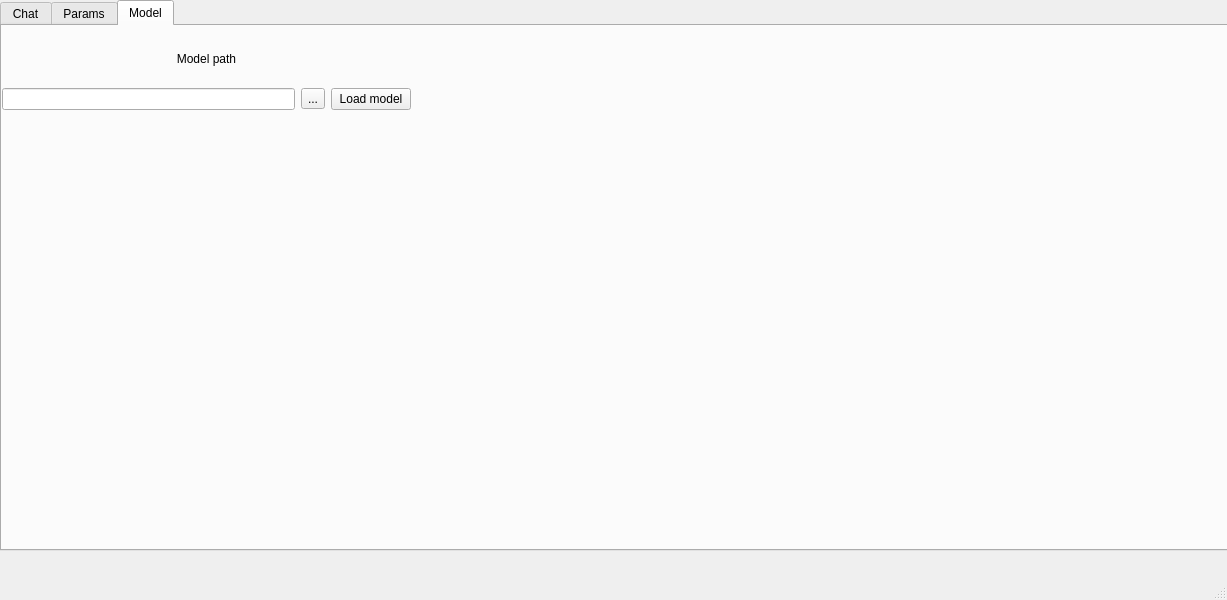
First picture: the form in src/ui/MainWindow.ui, repository NutritiousWheat/SimpleLlamaGUI, before the edit.
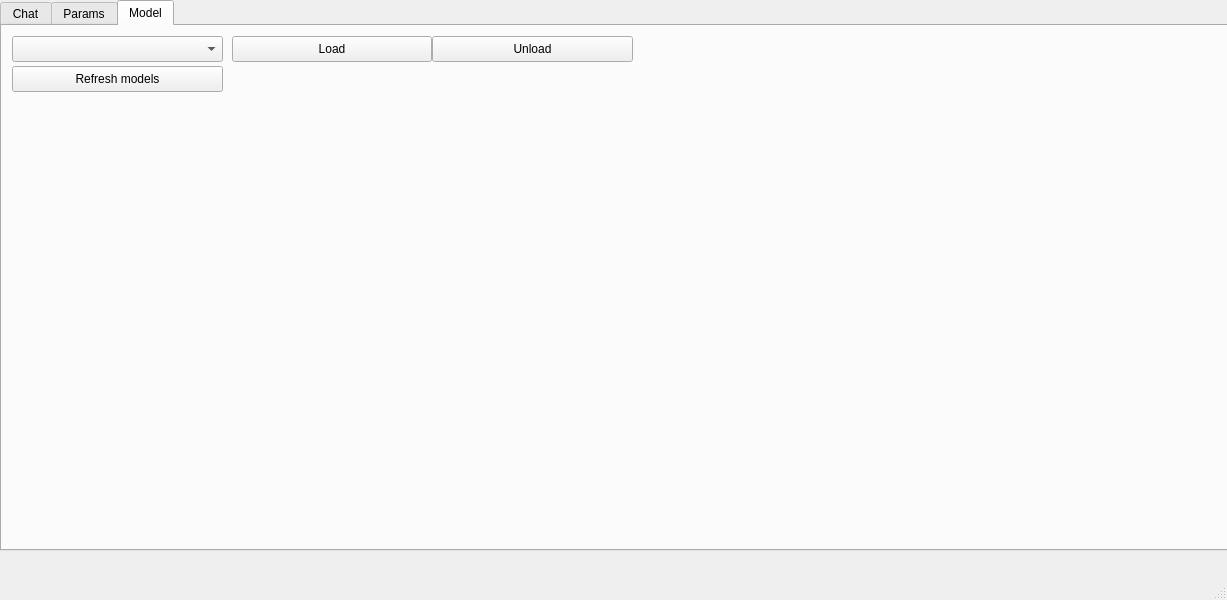
Second picture: the form after the edit.

Commit message: fetch models from directory

```diff
--- a/src/ui/MainWindow.ui
+++ b/src/ui/MainWindow.ui
@@ -360,52 +360,54 @@
      <attribute name="title">
       <string>Model</string>
      </attribute>
-     <widget class="QWidget" name="layoutWidget">
+     <widget class="QComboBox" name="modelBox">
       <property name="geometry">
        <rect>
-        <x>0</x>
+        <x>10</x>
         <y>10</y>
-        <width>409</width>
-        <height>74</height>
+        <width>211</width>
+        <height>26</height>
        </rect>
       </property>
-      <layout class="QVBoxLayout" name="pathLayout">
-       <item>
-        <widget class="QLabel" name="pathLabel">
-         <property name="text">
-          <string>Model path</string>
-         </property>
-         <property name="alignment">
-          <set>Qt::AlignmentFlag::AlignCenter</set>
-         </property>
-        </widget>
-       </item>
-       <item>
-        <layout class="QHBoxLayout" name="pathSelectLayout">
-         <item>
-          <widget class="QLineEdit" name="pathLine">
-           <property name="text">
-            <string/>
-           </property>
-          </widget>
-         </item>
-         <item>
-          <widget class="QToolButton" name="pathButton">
-           <property name="text">
-            <string>...</string>
-           </property>
-          </widget>
-         </item>
-         <item>
-          <widget class="QPushButton" name="loadButton">
-           <property name="text">
-            <string>Load model</string>
-           </property>
-          </widget>
-         </item>
-        </layout>
-       </item>
-      </layout>
+     </widget>
+     <widget class="QPushButton" name="loadButton">
+      <property name="geometry">
+       <rect>
+        <x>230</x>
+        <y>10</y>
+        <width>200</width>
+        <height>26</height>
+       </rect>
+      </property>
+      <property name="text">
+       <string>Load</string>
+      </property>
+     </widget>
+     <widget class="QPushButton" name="unloadButton">
+      <property name="geometry">
+       <rect>
+        <x>430</x>
+        <y>10</y>
+        <width>201</width>
+        <height>26</height>
+       </rect>
+      </property>
+      <property name="text">
+       <string>Unload</string>
+      </property>
+     </widget>
+     <widget class="QPushButton" name="refreshButton">
+      <property name="geometry">
+       <rect>
+        <x>10</x>
+        <y>40</y>
+        <width>211</width>
+        <height>26</height>
+       </rect>
+      </property>
+      <property name="text">
+       <string>Refresh models</string>
+      </property>
      </widget>
     </widget>
    </widget>
```
Left out of the diff: 2 changed lines with no effect on the pictures. The commit also changes 5 other files.
